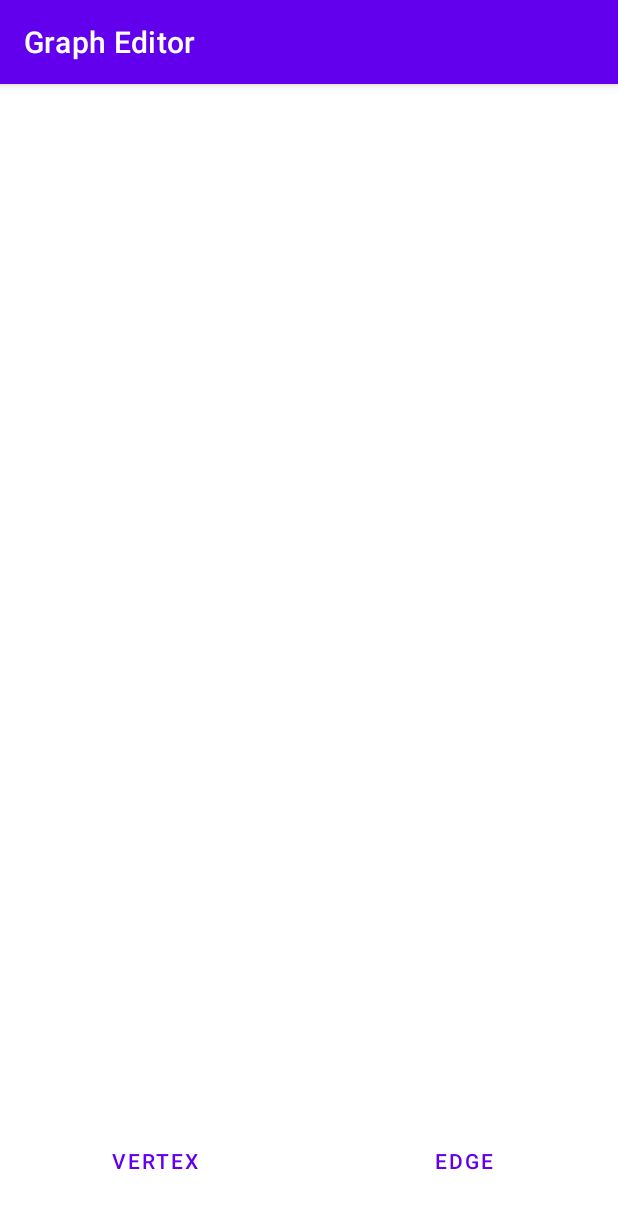
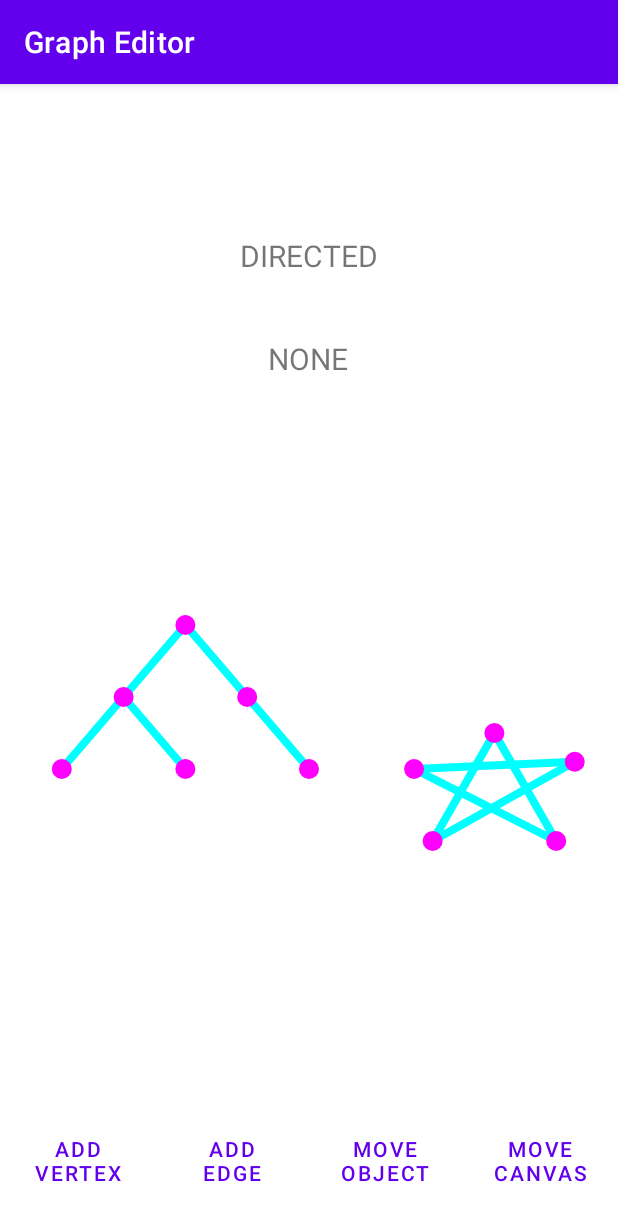
Before and after one commit to senataru/graph-editor-for-android, an Android app: the DrawActivity screen opened directly, with no data from a screen before it, on a phone screen of 412 x 824 dp. Shown: the top 1221 px of the screen. Run offline under Robolectric (Android 15) with nearby library versions, the phone set to English and light mode, and no system bars.

Commit message:
Added graph view for drawing the graph, added an example of a graph, added ActionModeType enum

```diff
--- /dev/null
+++ b/app/src/main/java/com/example/graph_editor/draw/ActionModeType.java
@@ -0,0 +1,5 @@
+package com.example.graph_editor.draw;
+
+public enum ActionModeType {
+    NONE, NEW_VERTEX, NEW_EDGE, MOVE_OBJECT, MOVE_CANVAS
+}
--- a/app/src/main/java/com/example/graph_editor/draw/DrawActivity.java
+++ b/app/src/main/java/com/example/graph_editor/draw/DrawActivity.java
@@ -5,14 +5,25 @@ import android.content.SharedPreferences;
 import android.os.Bundle;
 import android.view.View;
 import android.widget.Button;
+import android.widget.LinearLayout;
 import android.widget.TextView;
 
 import androidx.appcompat.app.AppCompatActivity;
 
 import com.example.graph_editor.R;
+import com.example.graph_editor.model.Graph;
+import com.example.graph_editor.model.GraphFactory;
+import com.example.graph_editor.model.GraphType;
+import com.example.graph_editor.model.Vertex;
+import com.example.graph_editor.model.mathematics.Point;
+
+import java.util.List;
 
 public class DrawActivity extends AppCompatActivity {
+    private GraphView graphView;
+    private ActionModeType modeType;
 
+    TextView modeChoice;
 
     @Override
     protected void onCreate(Bundle savedInstanceState) {
@@ -20,18 +31,63 @@ public class DrawActivity extends AppCompatActivity {
         setContentView(R.layout.activity_draw);
 
         SharedPreferences sharedPref = this.getSharedPreferences("GLOBAL", Context.MODE_PRIVATE);
-        String choice = sharedPref.getString("GraphType", null);
+        int choiceOrd = sharedPref.getInt("GraphType", 0);
+        GraphType choice = GraphType.values()[choiceOrd];
 
         TextView txtChoice = findViewById(R.id.txtChoice);
-        txtChoice.setText(choice);
+        txtChoice.setText(choice.toString());
 
-        TextView txtChoice2 = findViewById(R.id.txtChoice2);
+        modeChoice = findViewById(R.id.txtChoice2);
+        changeMode(ActionModeType.NONE);
 
-        Button btnVertex = findViewById(R.id.btnVertex);
-        btnVertex.setOnClickListener(v -> txtChoice2.setText(R.string.Vertex));
+        findViewById(R.id.btnVertex).setOnClickListener(v -> changeMode(ActionModeType.NEW_VERTEX));
+        findViewById(R.id.btnEdge).setOnClickListener(v -> changeMode(ActionModeType.NEW_EDGE));
+        findViewById(R.id.btnMoveObject).setOnClickListener(v -> changeMode(ActionModeType.MOVE_OBJECT));
+        findViewById(R.id.btnMoveCanvas).setOnClickListener(v -> changeMode(ActionModeType.MOVE_CANVAS));
 
-        Button btnEdge = findViewById(R.id.btnEdge);
-        btnEdge.setOnClickListener(v -> txtChoice2.setText(R.string.Edge));
+        graphView = findViewById(R.id.viewGraph);
+
+        Graph graph = new GraphFactory(choice).produce();
+        for (int i = 0; i< 11; i++)
+            graph.addVertex();
+
+        List<Vertex> l = graph.getVertices();
+        l.get(0).setPoint(new Point(0.3f, 0.2f));
+        l.get(1).setPoint(new Point(0.2f, 0.4f));
+        l.get(2).setPoint(new Point(0.4f, 0.4f));
+        l.get(3).setPoint(new Point(0.1f, 0.6f));
+        l.get(4).setPoint(new Point(0.3f, 0.6f));
+        l.get(5).setPoint(new Point(0.5f, 0.6f));
+
+        l.get(6).setPoint(new Point(0.8f, 0.5f));
+        l.get(7).setPoint(new Point(0.9f, 0.8f));
+        l.get(8).setPoint(new Point(0.67f, 0.6f));
+        l.get(9).setPoint(new Point(0.93f, 0.58f));
+        l.get(10).setPoint(new Point(0.7f, 0.8f));
+
+        graph.addEdge(l.get(0), l.get(1));
+        graph.addEdge(l.get(0), l.get(2));
+        graph.addEdge(l.get(1), l.get(3));
+        graph.addEdge(l.get(1), l.get(4));
+        graph.addEdge(l.get(2), l.get(5));
+
+        graph.addEdge(l.get(6), l.get(7));
+        graph.addEdge(l.get(8), l.get(7));
+        graph.addEdge(l.get(8), l.get(9));
+        graph.addEdge(l.get(10), l.get(9));
+        graph.addEdge(l.get(10), l.get(6));
+
+        graphView.setManager(graph.getDrawManager());
+
 
     }
+
+    private void changeMode(ActionModeType type) {
+        if (type == modeType) {
+            modeType = ActionModeType.NONE;
+        } else {
+            modeType = type;
+        }
+        modeChoice.setText(modeType.toString());
+    }
 }
--- /dev/null
+++ b/app/src/main/java/com/example/graph_editor/draw/Frame.java
@@ -0,0 +1,17 @@
+package com.example.graph_editor.draw;
+
+import com.example.graph_editor.model.mathematics.Point;
+
+public class Frame {
+    private Point leftTop;
+    private Point rightBot;
+
+    public Frame(Point leftTop, Point rightBot) {
+        this.leftTop = leftTop;
+        this.rightBot = rightBot;
+    }
+
+    public Point getLeftTop() { return leftTop; }
+    public Point getRightBot() { return rightBot; }
+
+}
--- /dev/null
+++ b/app/src/main/java/com/example/graph_editor/draw/GraphView.java
@@ -0,0 +1,98 @@
+package com.example.graph_editor.draw;
+
+import android.content.Context;
+import android.graphics.Canvas;
+import android.graphics.Color;
+import android.graphics.Paint;
+import android.util.AttributeSet;
+import android.view.View;
+import android.widget.Button;
+
+import androidx.annotation.Nullable;
+
+import com.example.graph_editor.model.DrawManager;
+import com.example.graph_editor.model.Edge;
+import com.example.graph_editor.model.EdgeImpl;
+import com.example.graph_editor.model.Graph;
+import com.example.graph_editor.model.GraphFactory;
+import com.example.graph_editor.model.GraphImpl;
+import com.example.graph_editor.model.Vertex;
+import com.example.graph_editor.model.VertexImpl;
+import com.example.graph_editor.model.mathematics.Point;
+
+import java.util.List;
+
+public class GraphView extends View {
+
+    private Paint vertexPaint;
+    private Paint edgePaint;
+
+    private DrawManager manager;
+    private Frame frame;
+
+
+    public GraphView(Context context) {
+        super(context);
+        init(null);
+    }
+
+    public GraphView(Context context, @Nullable AttributeSet attrs) {
+        super(context, attrs);
+        init(attrs);
+    }
+
+    public GraphView(Context context, @Nullable AttributeSet attrs, int defStyleAttr) {
+        super(context, attrs, defStyleAttr);
+        init(attrs);
+    }
+
+    public GraphView(Context context, @Nullable AttributeSet attrs, int defStyleAttr, int defStyleRes) {
+        super(context, attrs, defStyleAttr, defStyleRes);
+        init(attrs);
+    }
+
+    private void init(@Nullable AttributeSet set) {
+        vertexPaint = new Paint();
+        vertexPaint.setColor(Color.MAGENTA);
+        vertexPaint.setStyle(Paint.Style.FILL);
+        edgePaint = new Paint();
+        edgePaint.setColor(Color.CYAN);
+        edgePaint.setStyle(Paint.Style.FILL);
+        edgePaint.setStrokeWidth(8);
+        frame = new Frame(new Point(0, 0), new Point(1, 1));
+    }
+
+    public void setManager(DrawManager manager) {
+        this.manager = manager;
+        manager.setFrame(frame.getLeftTop(), frame.getRightBot());
+        postInvalidate();
+    }
+
+    @Override
+    protected void onDraw(Canvas canvas) {
+        super.onDraw(canvas);
+
+        for (Edge e : manager.getEdges())
+            drawEdge(canvas, e, e.getSource().getCurrentPoint(), e.getTarget().getCurrentPoint());
+
+        for (Vertex v : manager.getVertices())
+            drawVertex(canvas, v, v.getCurrentPoint());
+    }
+
+    private void drawVertex(Canvas canvas, Vertex vertex, Point point) {
+        float x = (float)point.getX()*getWidth();
+        float y = (float)point.getY()*getHeight();
+        canvas.drawCircle(
+                x, y, 10, vertexPaint
+        );
+//        canvas.drawText(vertex.);
+    }
+
+    private void drawEdge(Canvas canvas, Edge edge, Point start, Point end) {
+        canvas.drawLine(
+                (float)start.getX()*getWidth(), (float)start.getY()*getHeight(),
+                (float)end.getX()*getWidth(), (float)end.getY()*getHeight(),
+                edgePaint
+        );
+    }
+}
--- a/app/src/main/java/com/example/graph_editor/menu/MenuActivity.java
+++ b/app/src/main/java/com/example/graph_editor/menu/MenuActivity.java
@@ -13,6 +13,7 @@ import android.widget.Button;
 import com.example.graph_editor.R;
 import com.example.graph_editor.browse.BrowseActivity;
 import com.example.graph_editor.draw.DrawActivity;
+import com.example.graph_editor.model.GraphType;
 
 public class MenuActivity extends AppCompatActivity {
     private SharedPreferences sharedPref;
@@ -49,20 +50,20 @@ public class MenuActivity extends AppCompatActivity {
 
         btnUndirected.setOnClickListener(v -> {
             dialog.dismiss();
-            changeToDrawActivity("Undirected");
+            changeToDrawActivity(GraphType.UNDIRECTED);
         });
 
         btnDirected.setOnClickListener(v -> {
             dialog.dismiss();
-            changeToDrawActivity("Directed");
+            changeToDrawActivity(GraphType.DIRECTED);
         });
 
         dialog.show();
     }
 
-    private void changeToDrawActivity(String graphType) {
+    private void changeToDrawActivity(GraphType type) {
         SharedPreferences.Editor editor = sharedPref.edit();
-        editor.putString("GraphType", graphType);
+        editor.putInt("GraphType", type.ordinal());
         editor.apply();
 
         Intent intent = new Intent(this, DrawActivity.class);
--- a/app/src/main/java/com/example/graph_editor/model/GraphFactory.java
+++ b/app/src/main/java/com/example/graph_editor/model/GraphFactory.java
@@ -1,7 +1,13 @@
 package com.example.graph_editor.model;
 
 public class GraphFactory {
-    Graph produce() {
-        return new GraphImpl(GraphType.DIRECTED);
+    GraphType type;
+
+    public GraphFactory(GraphType type) {
+        this.type = type;
+    }
+
+    public Graph produce() {
+        return new GraphImpl(type);
     }
 }
--- a/app/src/main/java/com/example/graph_editor/model/VertexImpl.java
+++ b/app/src/main/java/com/example/graph_editor/model/VertexImpl.java
@@ -17,6 +17,7 @@ public class VertexImpl implements Vertex {
         this.id = id;
         this.name = name;
         edgeFactory = new EdgeFactory(this);
+        this.point = new Point(0, 0);
     }
 
     public void setName(String name) {
--- a/app/src/main/res/layout/activity_draw.xml
+++ b/app/src/main/res/layout/activity_draw.xml
@@ -4,7 +4,7 @@
     xmlns:tools="http://schemas.android.com/tools"
     android:layout_width="match_parent"
     android:layout_height="match_parent"
-    tools:context=".menu.MenuActivity">
+    tools:context=".draw.DrawActivity">
 
     <TextView
         android:id="@+id/txtChoice"
@@ -29,7 +29,17 @@
         app:layout_constraintTop_toBottomOf="@+id/txtChoice"
         app:layout_constraintVertical_bias="0.067" />
 
+    <com.example.graph_editor.draw.GraphView
+        android:id="@+id/viewGraph"
+        android:layout_width="match_parent"
+        android:layout_height="240sp"
+        app:layout_constraintBottom_toTopOf="@+id/linearLayout"
+        app:layout_constraintEnd_toEndOf="parent"
+        app:layout_constraintStart_toStartOf="parent"
+        app:layout_constraintTop_toBottomOf="@+id/txtChoice2" />
+
     <LinearLayout
+        android:id="@+id/linearLayout"
         android:layout_width="match_parent"
         android:layout_height="100sp"
         android:orientation="horizontal"
@@ -50,11 +60,27 @@
 
         <Button
             android:id="@+id/btnEdge"
+            style="?android:attr/buttonBarButtonStyle"
             android:layout_width="0dp"
             android:layout_height="match_parent"
             android:layout_weight="1"
-            android:text="@string/Edge"
-            style="?android:attr/buttonBarButtonStyle" />
+            android:text="@string/Edge" />
+
+        <Button
+            android:id="@+id/btnMoveObject"
+            style="?android:attr/buttonBarButtonStyle"
+            android:layout_width="0dp"
+            android:layout_height="match_parent"
+            android:layout_weight="1"
+            android:text="@string/move_object" />
+
+        <Button
+            android:id="@+id/btnMoveCanvas"
+            style="?android:attr/buttonBarButtonStyle"
+            android:layout_width="0dp"
+            android:layout_height="match_parent"
+            android:layout_weight="1"
+            android:text="@string/move_canvas" />
 
     </LinearLayout>
 
--- a/app/src/main/res/values/strings.xml
+++ b/app/src/main/res/values/strings.xml
@@ -9,6 +9,8 @@
     <string name="graph">Graph</string>
     <string name="undirected_graph">Undirected Graph</string>
     <string name="directed_graph">Directed Graph</string>
-    <string name="Vertex">Vertex</string>
-    <string name="Edge">Edge</string>
+    <string name="Vertex">Add\nvertex</string>
+    <string name="Edge">Add\nedge</string>
+    <string name="move_object">Move\nobject</string>
+    <string name="move_canvas">move\ncanvas</string>
 </resources>
```
